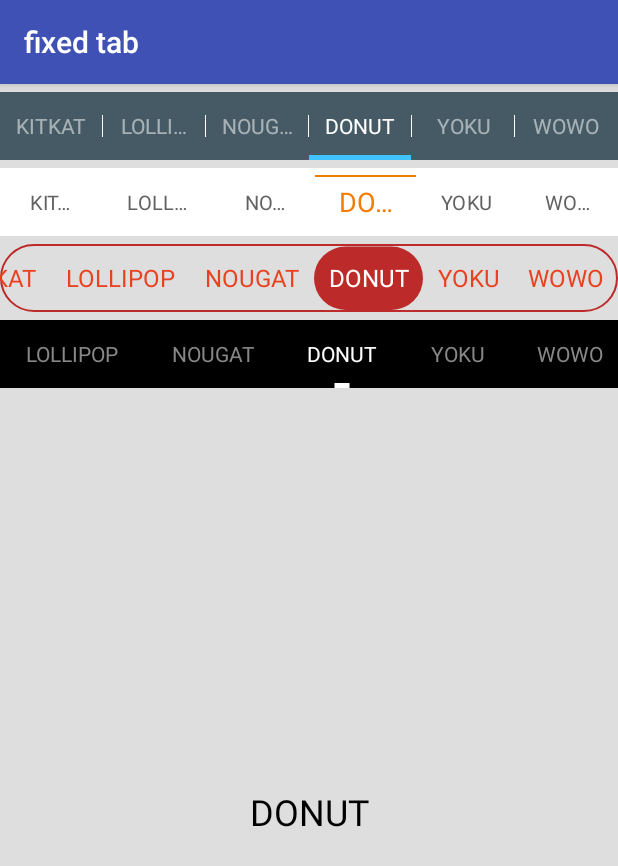
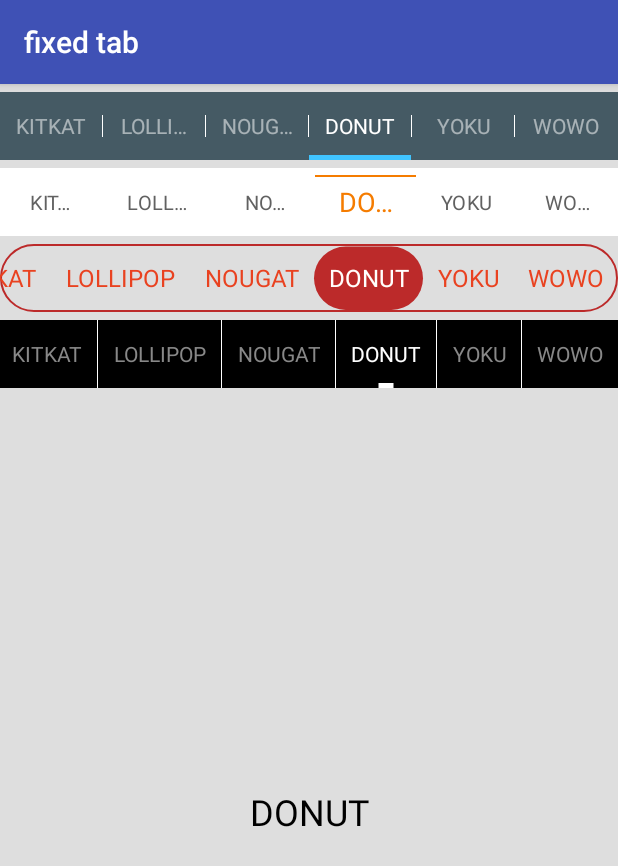
Before and after one commit to qianxinyi/DripMagicIndicator, an Android app: the FixedTabExampleActivity screen opened directly, with no data from a screen before it, after a tap on "DONUT", on a phone screen of 412 x 824 dp. Shown: the top 866 px of the screen. Run offline under Robolectric (Android 15) with nearby library versions, the phone set to English and light mode, and no system bars.

Commit message:
初始化工程

```diff
--- a/DripMagicIndicator/app/build.gradle
+++ b/DripMagicIndicator/app/build.gradle
@@ -5,7 +5,7 @@ android {
     buildToolsVersion '25.0.0'
 
     defaultConfig {
-        applicationId "net.lucode.hackware.magicindicatordemo"
+        applicationId "com.iflytek.drip.magicindicatordemo"
         minSdkVersion 9
         targetSdkVersion 23
         versionCode 1
--- a/DripMagicIndicator/app/src/main/java/com/iflytek/drip/magicindicatordemo/example/FixedTabExampleActivity.java
+++ b/DripMagicIndicator/app/src/main/java/com/iflytek/drip/magicindicatordemo/example/FixedTabExampleActivity.java
@@ -4,6 +4,7 @@ import android.content.Context;
 import android.graphics.Color;
 import android.graphics.drawable.ColorDrawable;
 import android.os.Bundle;
+import android.support.annotation.ColorInt;
 import android.support.v4.view.ViewPager;
 import android.support.v7.app.AppCompatActivity;
 import android.view.View;
@@ -12,6 +13,7 @@ import android.view.animation.DecelerateInterpolator;
 import android.view.animation.OvershootInterpolator;
 import android.widget.LinearLayout;
 
+import com.iflytek.drip.magicindicator.DripMagicIndicator;
 import com.iflytek.drip.magicindicator.FragmentContainerHelper;
 import com.iflytek.drip.magicindicator.MagicIndicator;
 import com.iflytek.drip.magicindicator.ViewPagerHelper;
@@ -52,10 +54,10 @@ public class FixedTabExampleActivity extends AppCompatActivity {
     }
 
     private void initMagicIndicator1() {
-        MagicIndicator magicIndicator = (MagicIndicator) findViewById(R.id.magic_indicator1);
-        CommonNavigator commonNavigator = new CommonNavigator(this);
-        commonNavigator.setAdjustMode(true);
-        commonNavigator.setAdapter(new CommonNavigatorAdapter() {
+        DripMagicIndicator magicIndicator = (DripMagicIndicator) findViewById(R.id.magic_indicator1);
+        DripMagicIndicator.Builder builder=magicIndicator.new Builder();
+        builder.setAdjustMode(true)
+               .setAdapter(new CommonNavigatorAdapter() {
             @Override
             public int getCount() {
                 return mDataList == null ? 0 : mDataList.size();
@@ -82,12 +84,9 @@ public class FixedTabExampleActivity extends AppCompatActivity {
                 indicator.setColors(Color.parseColor("#40c4ff"));
                 return indicator;
             }
-        });
-        magicIndicator.setNavigator(commonNavigator);
-        LinearLayout titleContainer = commonNavigator.getTitleContainer(); // must after setNavigator
-        titleContainer.setShowDividers(LinearLayout.SHOW_DIVIDER_MIDDLE);
-        titleContainer.setDividerPadding(UIUtil.dip2px(this, 15));
-        titleContainer.setDividerDrawable(getResources().getDrawable(R.drawable.simple_splitter));
+        })
+               .build();
+        magicIndicator.setDividerLines(15);
         ViewPagerHelper.bind(magicIndicator, mViewPager);
     }
 
@@ -191,9 +190,9 @@ public class FixedTabExampleActivity extends AppCompatActivity {
     }
 
     private void initMagicIndicator4() {
-        MagicIndicator magicIndicator = (MagicIndicator) findViewById(R.id.magic_indicator4);
-        CommonNavigator commonNavigator = new CommonNavigator(this);
-        commonNavigator.setAdapter(new CommonNavigatorAdapter() {
+        DripMagicIndicator magicIndicator = (DripMagicIndicator) findViewById(R.id.magic_indicator4);
+        DripMagicIndicator.Builder builder=magicIndicator.new Builder();
+        builder.setAdapter(new CommonNavigatorAdapter() {
 
             @Override
             public int getCount() {
@@ -223,25 +222,22 @@ public class FixedTabExampleActivity extends AppCompatActivity {
                 linePagerIndicator.setColors(Color.WHITE);
                 return linePagerIndicator;
             }
-        });
-        magicIndicator.setNavigator(commonNavigator);
-        LinearLayout titleContainer = commonNavigator.getTitleContainer(); // must after setNavigator
-        titleContainer.setShowDividers(LinearLayout.SHOW_DIVIDER_MIDDLE);
-        titleContainer.setDividerDrawable(new ColorDrawable() {
+        }).build();
+        magicIndicator.setDividerLines(new ColorDrawable(Color.WHITE) {
             @Override
             public int getIntrinsicWidth() {
-                return UIUtil.dip2px(FixedTabExampleActivity.this, 15);
+                return UIUtil.dip2px(FixedTabExampleActivity.this, 0.5);
             }
         });
-
-        final FragmentContainerHelper fragmentContainerHelper = new FragmentContainerHelper(magicIndicator);
-        fragmentContainerHelper.setInterpolator(new OvershootInterpolator(2.0f));
-        fragmentContainerHelper.setDuration(300);
-        mViewPager.addOnPageChangeListener(new ViewPager.SimpleOnPageChangeListener() {
-            @Override
-            public void onPageSelected(int position) {
-                fragmentContainerHelper.handlePageSelected(position);
-            }
-        });
+        ViewPagerHelper.bind(magicIndicator, mViewPager);
+//        final FragmentContainerHelper fragmentContainerHelper = new FragmentContainerHelper(magicIndicator);
+//        fragmentContainerHelper.setInterpolator(new OvershootInterpolator(2.0f));
+//        fragmentContainerHelper.setDuration(300);
+//        mViewPager.addOnPageChangeListener(new ViewPager.SimpleOnPageChangeListener() {
+//            @Override
+//            public void onPageSelected(int position) {
+//                fragmentContainerHelper.handlePageSelected(position);
+//            }
+//        });
     }
 }
--- a/DripMagicIndicator/app/src/main/res/layout/activity_fixed_tab_example_layout.xml
+++ b/DripMagicIndicator/app/src/main/res/layout/activity_fixed_tab_example_layout.xml
@@ -13,7 +13,7 @@
         android:background="#455a64"
         android:orientation="vertical">
 
-        <com.iflytek.drip.magicindicator.MagicIndicator
+        <com.iflytek.drip.magicindicator.DripMagicIndicator
             android:id="@+id/magic_indicator1"
             android:layout_width="wrap_content"
             android:layout_height="@dimen/common_navigator_height"
@@ -48,7 +48,7 @@
         android:background="@android:color/black"
         android:orientation="vertical">
 
-        <com.iflytek.drip.magicindicator.MagicIndicator
+        <com.iflytek.drip.magicindicator.DripMagicIndicator
             android:id="@+id/magic_indicator4"
             android:layout_width="wrap_content"
             android:layout_height="@dimen/common_navigator_height"
--- a/DripMagicIndicator/magicindicator/build.gradle
+++ b/DripMagicIndicator/magicindicator/build.gradle
@@ -15,11 +15,11 @@ android {
             minifyEnabled false
             debuggable true
         }
-        release {
-            minifyEnabled true
-            debuggable false
-            proguardFiles 'proguard-rules.pro'
-        }
+//        release {
+//            minifyEnabled true
+//            debuggable false
+//            proguardFiles 'proguard-rules.pro'
+//        }
         releaseNotConfuse {
             minifyEnabled false
             debuggable false
--- a/DripMagicIndicator/magicindicator/src/main/java/com/iflytek/drip/magicindicator/DripMagicIndicator.java
+++ b/DripMagicIndicator/magicindicator/src/main/java/com/iflytek/drip/magicindicator/DripMagicIndicator.java
@@ -1,10 +1,15 @@
 package com.iflytek.drip.magicindicator;
 
+import android.annotation.TargetApi;
 import android.content.Context;
+import android.graphics.drawable.Drawable;
+import android.os.Build;
 import android.util.AttributeSet;
 import android.view.View;
 import android.widget.FrameLayout;
+import android.widget.LinearLayout;
 
+import com.iflytek.drip.magicindicator.buildins.UIUtil;
 import com.iflytek.drip.magicindicator.buildins.commonnavigator.CommonNavigator;
 import com.iflytek.drip.magicindicator.buildins.commonnavigator.CommonNavigatorAdapter;
 
@@ -14,14 +19,17 @@ import com.iflytek.drip.magicindicator.buildins.commonnavigator.CommonNavigatorA
  */
 public class DripMagicIndicator extends FrameLayout implements IMagicIndicator{
     private CommonNavigator mNavigator;
+    private Context context;
     public DripMagicIndicator(Context context) {
         super(context);
+        this.context=context;
         if (mNavigator == null)
             mNavigator = new CommonNavigator(context);
     }
 
     public DripMagicIndicator(Context context, AttributeSet attrs) {
         super(context, attrs);
+        this.context=context;
         if (mNavigator == null)
             mNavigator = new CommonNavigator(context);
     }
@@ -128,16 +136,31 @@ public class DripMagicIndicator extends FrameLayout implements IMagicIndicator{
      * offer to set badge
      */
     public void setPagerTitleViewWithMsgBadge(int index, int badgeResLayout, String msg) {
-       mNavigator.setPagerTitleViewWithMsgBadge(index,badgeResLayout,msg);
+        mNavigator.setPagerTitleViewWithMsgBadge(index,badgeResLayout,msg);
     }
     public void setPagerTitleViewWithMsgBadge(int index, String msg) {
         mNavigator.setPagerTitleViewWithMsgBadge(index,msg);
     }
     public void setPagerTitleViewWithDotBadge(int index, int badgeResLayout) {
-       mNavigator.setPagerTitleViewWithDotBadge(index,badgeResLayout);
+        mNavigator.setPagerTitleViewWithDotBadge(index,badgeResLayout);
     }
     public void setPagerTitleViewWithDotBadge(int index){
-      mNavigator.setPagerTitleViewWithDotBadge(index);
+        mNavigator.setPagerTitleViewWithDotBadge(index);
+    }
+
+    @TargetApi(Build.VERSION_CODES.ICE_CREAM_SANDWICH)
+    public void setDividerLines(int padding){
+        LinearLayout titleContainer = mNavigator.getTitleContainer(); // must after setNavigator
+        titleContainer.setShowDividers(LinearLayout.SHOW_DIVIDER_MIDDLE);
+        titleContainer.setDividerPadding(UIUtil.dip2px(context, padding));
+        titleContainer.setDividerDrawable(getResources().getDrawable(R.drawable.simple_splitter));
+    }
+
+    @TargetApi(Build.VERSION_CODES.HONEYCOMB)
+    public void setDividerLines(Drawable drawable){
+        LinearLayout titleContainer = mNavigator.getTitleContainer(); // must after setNavigator
+        titleContainer.setShowDividers(LinearLayout.SHOW_DIVIDER_MIDDLE);
+        titleContainer.setDividerDrawable(drawable);
     }
 
 
--- /dev/null
+++ b/DripMagicIndicator/magicindicator/src/main/res/drawable/simple_splitter.xml
@@ -0,0 +1,5 @@
+<?xml version="1.0" encoding="utf-8"?>
+<shape xmlns:android="http://schemas.android.com/apk/res/android">
+    <solid android:color="@android:color/white" />
+    <size android:width="1px" />
+</shape>
```
Also changed, not shown: 8285 other files.
